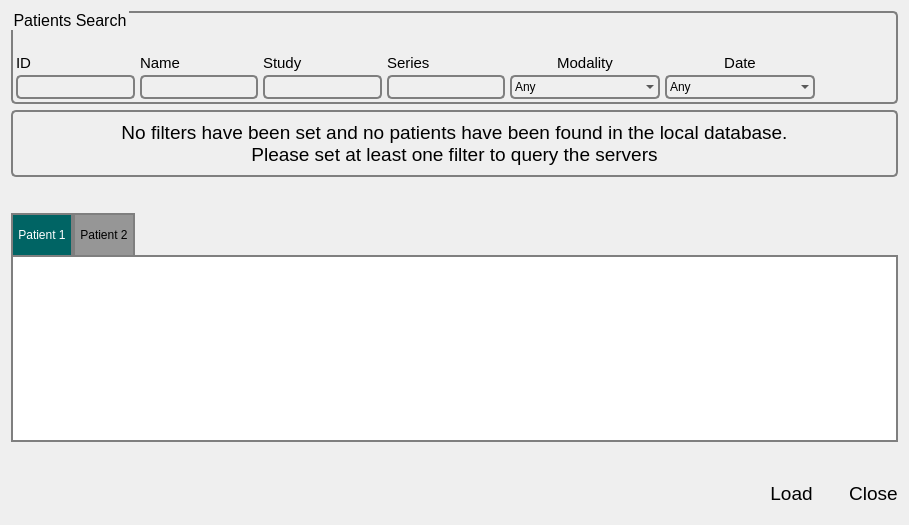
Above: Libs/DICOM/Widgets/Resources/UI/ctkDICOMVisualBrowserWidget.ui from Punzo/CTK before the change. Below: the same form after it.
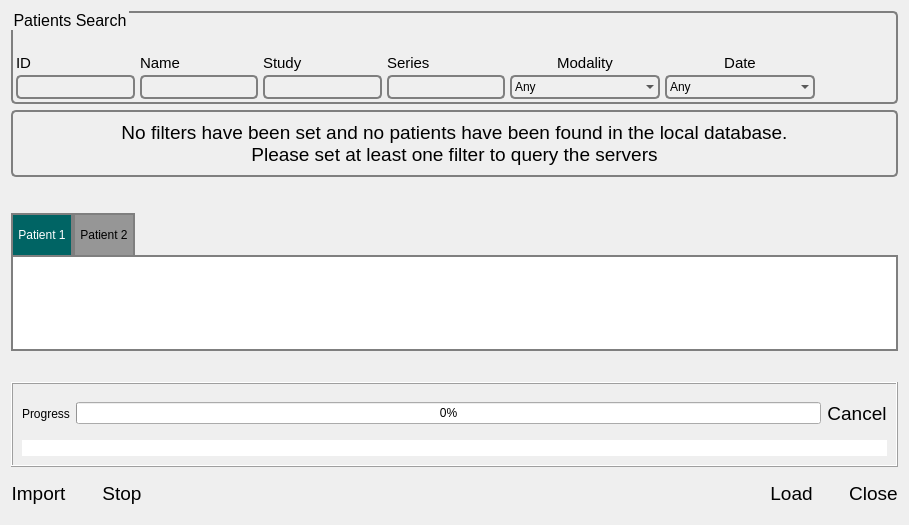
That is the form after the change. Icons and pictures are not drawn. Custom widgets are drawn as their Qt base class.

Commit message: ENH: add import from folder

What changed in the file:
```diff
--- a/Libs/DICOM/Widgets/Resources/UI/ctkDICOMVisualBrowserWidget.ui
+++ b/Libs/DICOM/Widgets/Resources/UI/ctkDICOMVisualBrowserWidget.ui
@@ -809,8 +809,135 @@
      </property>
     </spacer>
    </item>
+   <item>
+    <widget class="QFrame" name="ProgressFrame">
+     <property name="frameShape">
+      <enum>QFrame::Box</enum>
+     </property>
+     <property name="frameShadow">
+      <enum>QFrame::Raised</enum>
+     </property>
+     <layout class="QGridLayout" name="gridLayout">
+      <item row="0" column="1">
+       <widget class="QProgressBar" name="ProgressBar">
+        <property name="value">
+         <number>0</number>
+        </property>
+       </widget>
+      </item>
+      <item row="0" column="2">
+       <widget class="QPushButton" name="ProgressCancelButton">
+        <property name="text">
+         <string>Cancel</string>
+        </property>
+       </widget>
+      </item>
+      <item row="0" column="0">
+       <widget class="QLabel" name="ProgressLabel">
+        <property name="sizePolicy">
+         <sizepolicy hsizetype="Preferred" vsizetype="Preferred">
+          <horstretch>0</horstretch>
+          <verstretch>0</verstretch>
+         </sizepolicy>
+        </property>
+        <property name="text">
+         <string>Progress</string>
+        </property>
+       </widget>
+      </item>
+      <item row="1" column="0" colspan="3">
+       <widget class="QLineEdit" name="ProgressDetailLineEdit">
+        <property name="enabled">
+         <bool>false</bool>
+        </property>
+        <property name="maxLength">
+         <number>300</number>
+        </property>
+        <property name="frame">
+         <bool>false</bool>
+        </property>
+        <property name="readOnly">
+         <bool>true</bool>
+        </property>
+       </widget>
+      </item>
+     </layout>
+    </widget>
+   </item>
    <item>
     <layout class="QHBoxLayout" name="closeHorizontalLayout">
+     <item>
+      <widget class="ctkPushButton" name="ImportPushButton">
+       <property name="font">
+        <font>
+         <pointsize>14</pointsize>
+        </font>
+       </property>
+       <property name="toolTip">
+        <string>Import DICOM from a local folder.</string>
+       </property>
+       <property name="text">
+        <string>Import</string>
+       </property>
+       <property name="icon">
+        <iconset resource="ctkDICOMWidget.qrc">
+         <normaloff>:/Icons/import.svg</normaloff>:/Icons/import.svg</iconset>
+       </property>
+       <property name="iconSize">
+        <size>
+         <width>32</width>
+         <height>32</height>
+        </size>
+       </property>
+       <property name="flat">
+        <bool>false</bool>
+       </property>
+      </widget>
+     </item>
+     <item>
+      <spacer name="horizontalSpacer_9">
+       <property name="orientation">
+        <enum>Qt::Horizontal</enum>
+       </property>
+       <property name="sizeType">
+        <enum>QSizePolicy::Fixed</enum>
+       </property>
+       <property name="sizeHint" stdset="0">
+        <size>
+         <width>30</width>
+         <height>20</height>
+        </size>
+       </property>
+      </spacer>
+     </item>
+     <item>
+      <widget class="ctkPushButton" name="StopPushButton">
+       <property name="font">
+        <font>
+         <pointsize>14</pointsize>
+        </font>
+       </property>
+       <property name="toolTip">
+        <string>Stop all the current DICOM operations.</string>
+       </property>
+       <property name="text">
+        <string>Stop</string>
+       </property>
+       <property name="icon">
+        <iconset resource="ctkDICOMWidget.qrc">
+         <normaloff>:/Icons/import.svg</normaloff>:/Icons/import.svg</iconset>
+       </property>
+       <property name="iconSize">
+        <size>
+         <width>32</width>
+         <height>32</height>
+        </size>
+       </property>
+       <property name="flat">
+        <bool>false</bool>
+       </property>
+      </widget>
+     </item>
      <item>
       <spacer name="horizontalSpacer_2">
        <property name="orientation">
```
Left out of the diff: 3 changed lines with no effect on the pictures. The commit also changes 3 other files.
